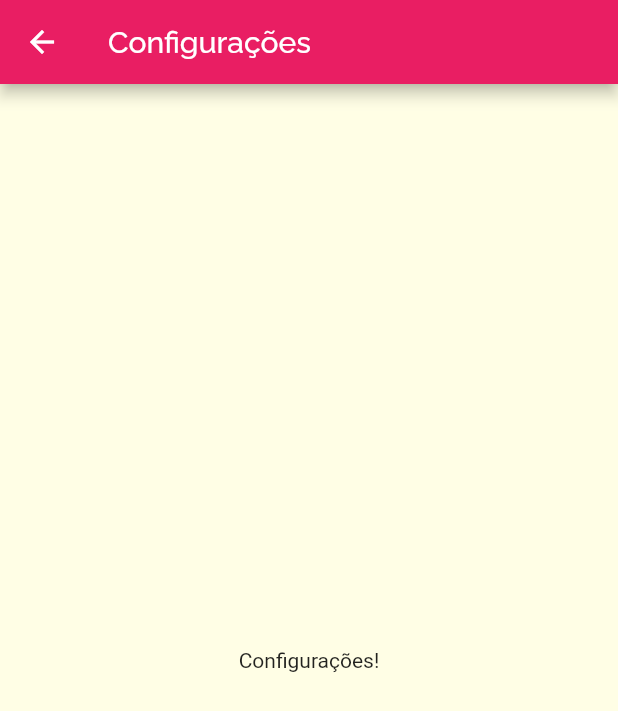
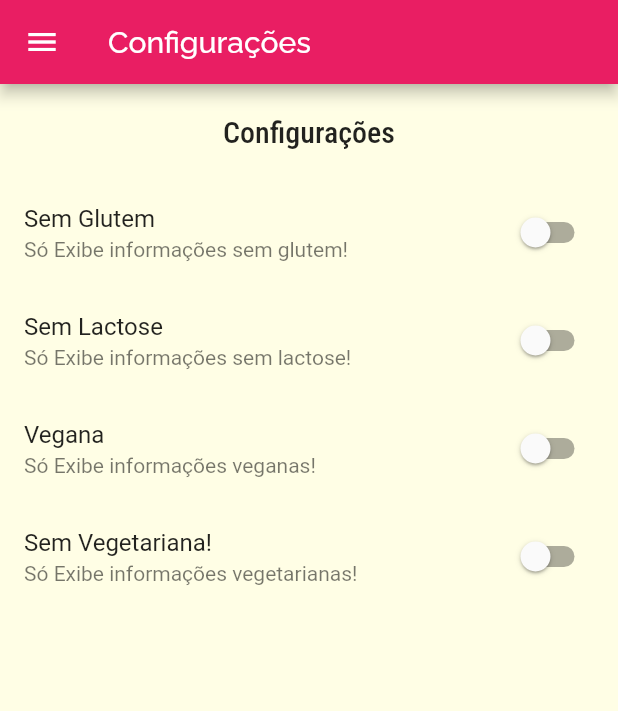
Before and after one commit to cmaraslian/meals, a Flutter app: the SettingsScreen screen opened by its route, on a phone screen of 412 x 824 dp. Shown: the top 711 px of the screen. Run offline on Flutter 3.47's test engine with Material 2 defaults, Android fonts, the phone set to English and light mode, and no system bars; network calls fail.

Commit message:
Implementação tela de filtro

```diff
--- a/lib/components/main_drawer.dart
+++ b/lib/components/main_drawer.dart
@@ -1,6 +1,5 @@
 import 'package:Meals/utils/app_routes.dart';
 import 'package:flutter/material.dart';
-
 
 class MainDrawer extends StatefulWidget {
   @override
@@ -49,12 +48,13 @@ class _MainDrawerState extends State<MainDrawer> {
           _createItem(
             Icons.restaurant,
             'Refeições',
-            () => Navigator.of(context).pushNamed(AppRoutes.HOME),
+            () => Navigator.of(context).pushReplacementNamed(AppRoutes.HOME),
           ),
           _createItem(
             Icons.settings,
             'Configurações',
-            () => Navigator.of(context).pushNamed(AppRoutes.SETTINGS),
+            () =>
+                Navigator.of(context).pushReplacementNamed(AppRoutes.SETTINGS),
           ),
         ],
       ),
--- a/lib/main.dart
+++ b/lib/main.dart
@@ -1,14 +1,40 @@
+import 'package:Meals/data/dummy_data.dart';
+import 'package:Meals/models/settings.dart';
 import 'package:Meals/screens/categories_meals_screen.dart';
 import 'package:Meals/screens/settings_screen.dart';
 import 'package:flutter/material.dart';
+import 'models/meal.dart';
 import 'utils/app_routes.dart';
 import 'screens/meal_detail_screen.dart';
 import 'screens/tabs_screen.dart';
 
-
 void main() => runApp(MyApp());
 
-class MyApp extends StatelessWidget {
+class MyApp extends StatefulWidget {
+  @override
+  _MyAppState createState() => _MyAppState();
+}
+
+class _MyAppState extends State<MyApp> {
+  Settings settings = Settings();
+  List<Meal> _availableMeals = DUMMY_MEALS;
+
+  void _filterMeals(Settings settings) {
+    setState(() {
+      this.settings = settings;
+      _availableMeals = DUMMY_MEALS.where((meal) {
+        final filterGluen = settings.isGlutenFree && !meal.isGlutenFree;
+        final filterLactose = settings.isLactoseFree && !meal.isLactoseFree;
+        final filterVegan = settings.isVegan && !meal.isVegan;
+        final filterVegetarian = settings.isVegetarian && !meal.isVegetarian;
+        return !filterGluen &&
+            !filterLactose &&
+            !filterVegan &&
+            !filterVegetarian;
+      }).toList();
+    });
+  }
+
   @override
   Widget build(BuildContext context) {
     return MaterialApp(
@@ -23,10 +49,10 @@ class MyApp extends StatelessWidget {
                   TextStyle(fontSize: 20, fontFamily: 'Robotocondensed'))),
       routes: {
         AppRoutes.HOME: (ctx) => TabsScreen(),
-        AppRoutes.CATEGORIES_MEALS: (ctx) => CategoriesMealsScreen(),
+        AppRoutes.CATEGORIES_MEALS: (ctx) =>
+            CategoriesMealsScreen(_availableMeals),
         AppRoutes.MEAL_DETAIL: (ctx) => MealDetailScrean(),
-        AppRoutes.SETTINGS: (ctx) => SettingsScreen(),
-
+        AppRoutes.SETTINGS: (ctx) => SettingsScreen(settings, _filterMeals),
       },
       // onGenerateRoute: (settings) {
       //   if (settings.name == '/alguma-coisa') {
--- /dev/null
+++ b/lib/models/settings.dart
@@ -0,0 +1,13 @@
+class Settings {
+  bool isGlutenFree;
+  bool isLactoseFree;
+  bool isVegan;
+  bool isVegetarian;
+
+  Settings({
+    this.isGlutenFree = false,
+    this.isLactoseFree = false,
+    this.isVegan = false,
+    this.isVegetarian = false,
+  });
+}
--- a/lib/screens/settings_screen.dart
+++ b/lib/screens/settings_screen.dart
@@ -1,15 +1,89 @@
+import 'package:Meals/components/main_drawer.dart';
+import 'package:Meals/models/settings.dart';
 import 'package:flutter/material.dart';
 
-class SettingsScreen extends StatelessWidget {
+class SettingsScreen extends StatefulWidget {
+  final Settings settings;
+  final Function(Settings) onSettingsChanged;
+  const SettingsScreen(this.settings, this.onSettingsChanged);
+
+  @override
+  _SettingsScreenState createState() => _SettingsScreenState();
+}
+
+class _SettingsScreenState extends State<SettingsScreen> {
+  Settings settings;
+
+  @override
+  void initState() {
+    super.initState();
+    settings = widget.settings;
+  }
+
+  Widget _createSwitch(
+    String title,
+    String subtitle,
+    bool value,
+    Function(bool) onchanged,
+  ) {
+    return SwitchListTile(
+      title: Text(title),
+      subtitle: Text(subtitle),
+      value: value,
+      onChanged: (value) {
+        onchanged(value);
+        widget.onSettingsChanged(settings);
+      },
+    );
+  }
+
   @override
   Widget build(BuildContext context) {
     return Scaffold(
-      appBar: AppBar(
-        title: Text('Configurações'),
-      ),
-      body: Center(
-        child: Text('Configurações!'),
-      ),
-    );
+        appBar: AppBar(
+          title: Text('Configurações'),
+        ),
+        drawer: MainDrawer(),
+        body: Column(
+          children: <Widget>[
+            Container(
+              padding: EdgeInsets.all(20),
+              child: Text(
+                'Configurações',
+                style: Theme.of(context).textTheme.headline6,
+              ),
+            ),
+            Expanded(
+              child: ListView(
+                children: <Widget>[
+                  _createSwitch(
+                    'Sem Glutem',
+                    'Só Exibe informações sem glutem!',
+                    settings.isGlutenFree,
+                    (value) => setState(() => settings.isGlutenFree = value),
+                  ),
+                  _createSwitch(
+                    'Sem Lactose',
+                    'Só Exibe informações sem lactose!',
+                    settings.isLactoseFree,
+                    (value) => setState(() => settings.isLactoseFree = value),
+                  ),
+                  _createSwitch(
+                    'Vegana',
+                    'Só Exibe informações veganas!',
+                    settings.isVegan,
+                    (value) => setState(() => settings.isVegan = value),
+                  ),
+                  _createSwitch(
+                    'Sem Vegetariana!',
+                    'Só Exibe informações vegetarianas!',
+                    settings.isVegetarian,
+                    (value) => setState(() => settings.isVegetarian = value),
+                  )
+                ],
+              ),
+            )
+          ],
+        ));
   }
 }
```
Also changed, not shown: lib/components/meal_item.dart (+12 -1 lines), lib/screens/categories_meals_screen.dart (+6 -2 lines), lib/screens/meal_detail_screen.dart (+6 -1 lines).
